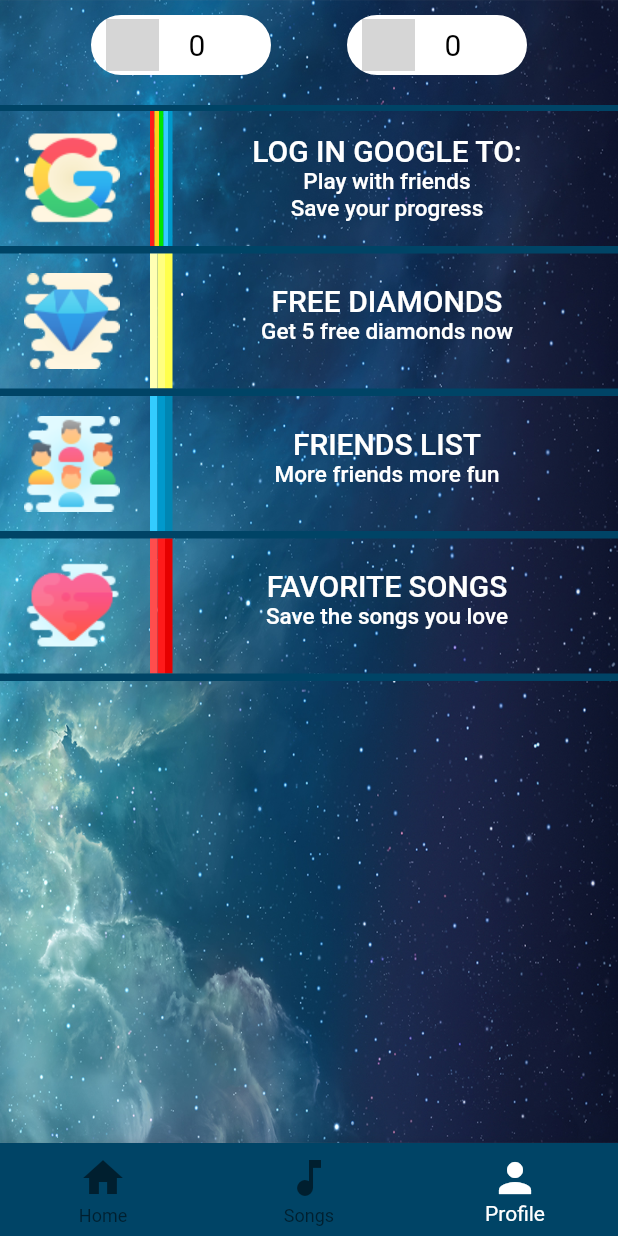
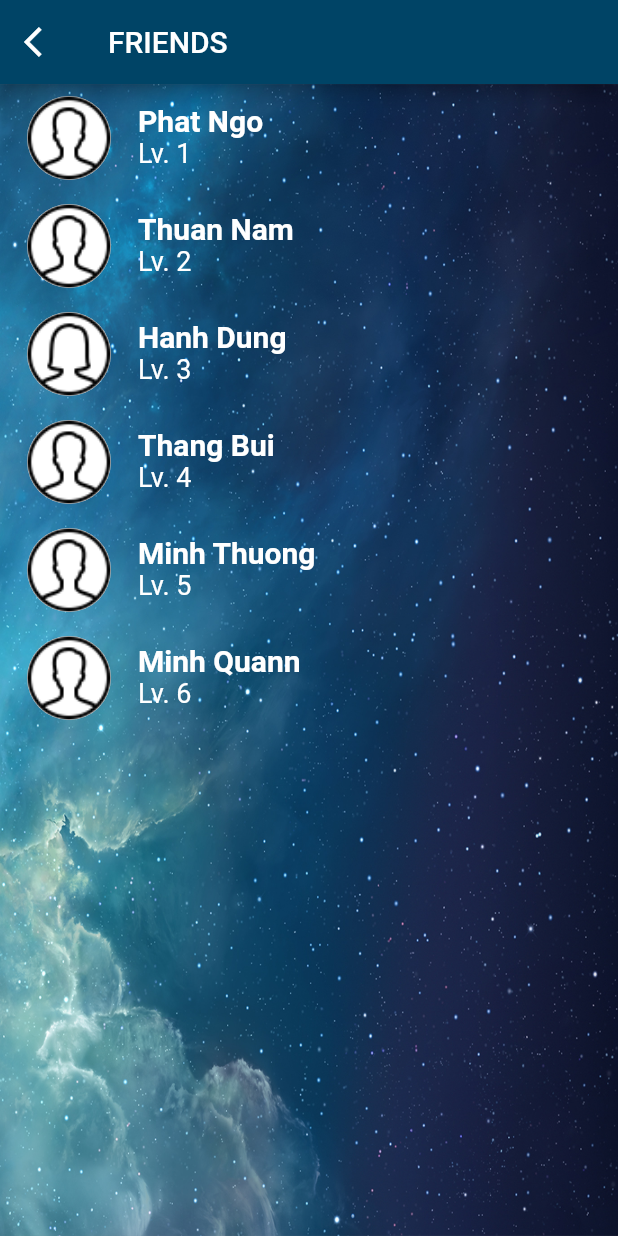
Before and after one commit to ngovanphat/QLDAPM-Project-PianoTile, a Flutter app: the screen it shows after launch, item 3 of the bottom bar chosen, after a tap on "FRIENDS LIST", on a phone screen of 412 x 824 dp. Run offline on Flutter 3.47's test engine with Material 2 defaults, Android fonts, the phone set to English and light mode, and no system bars; our stand-ins replace audioplayers, firebase_auth, firebase_core, firebase_storage, google_sign_in, like_button and 1 more; missing offline and left inert: flutter_midi, marquee_flutter, permissions_plugin; accounts and stored records are empty; project files that could hold a hidden picture were left out; grey boxes are pictures that could not be loaded.

Commit message:
Display and navigate to friends list

```diff
--- /dev/null
+++ b/lib/model/friend.dart
@@ -0,0 +1,35 @@
+class Friend {
+  String name;
+  String level;
+  String avatar;
+
+  Friend(name, level, avatar) {
+    this.name = name;
+    this.level = level;
+    this.avatar = avatar;
+  }
+
+  String getName() {
+    return this.name;
+  }
+
+  void setName(String name) {
+    this.name = name;
+  }
+
+  String getLevel() {
+    return this.level;
+  }
+
+  void setLevel(String level) {
+    this.level = level;
+  }
+
+  String getAvatar() {
+    return this.avatar;
+  }
+
+  void setAvatar(String avatar) {
+    this.avatar = avatar;
+  }
+}
--- /dev/null
+++ b/lib/views/friends_list.dart
@@ -0,0 +1,109 @@
+import 'package:flutter/cupertino.dart';
+import 'package:flutter/material.dart';
+import 'package:piano_tile/model/friend.dart';
+
+class FriendsList extends StatefulWidget {
+  @override
+  _FriendsListState createState() => _FriendsListState();
+}
+
+class _FriendsListState extends State<FriendsList> {
+  List<Friend> _friends = loadFriend();
+
+  Widget _buildFriendListTile(BuildContext context, int index) {
+    var friend = _friends[index];
+    return new ListTile(
+      leading: new Hero(
+        tag: index,
+        child: new CircleAvatar(
+          radius: 30,
+          backgroundColor: Colors.white,
+          backgroundImage: new AssetImage(friend.avatar),
+        ),
+      ),
+      title: new Text(
+        friend.name,
+        style: TextStyle(
+          fontWeight: FontWeight.bold,
+          color: Colors.white,
+          fontSize: 20,
+        ),
+      ),
+      subtitle: new Text(
+        'Lv. ' + friend.level,
+        style: TextStyle(
+          color: Colors.white,
+          fontSize: 18,
+        ),
+      ),
+    );
+  }
+
+  @override
+  Widget build(BuildContext context) {
+    Widget content;
+
+    if (_friends.isEmpty) {
+      content = new Center(
+        child: new CircularProgressIndicator(),
+      );
+    } else {
+      content = new ListView.builder(
+        itemCount: _friends.length,
+        itemBuilder: _buildFriendListTile,
+      );
+    }
+
+    return new Scaffold(
+      backgroundColor: const Color(0xff004466),
+      appBar: new AppBar(
+        leading: IconButton(
+          icon: Icon(Icons.arrow_back_ios, color: Colors.white),
+          onPressed: () => Navigator.of(context).pop(),
+        ),
+        backgroundColor: const Color(0xff004466),
+        title: new Text('FRIENDS'),
+      ),
+      body: SafeArea(
+        child: Container(
+          height: double.infinity,
+          width: double.infinity,
+          child: Stack(
+            fit: StackFit.passthrough,
+            children: <Widget>[
+              Image.asset('assets/images/background.jpg', fit: BoxFit.cover),
+              content,
+            ],
+          ),
+        ),
+      ),
+    );
+  }
+}
+
+List loadFriend() {
+  final names = [
+    'Phat Ngo',
+    'Thuan Nam',
+    'Hanh Dung',
+    'Thang Bui',
+    'Minh Thuong',
+    'Minh Quann'
+  ];
+  final levels = ['1', '2', '3', '4', '5', '6'];
+  final avatars = [
+    'assets/images/male.png',
+    'assets/images/male.png',
+    'assets/images/female.png',
+    'assets/images/male.png',
+    'assets/images/male.png',
+    'assets/images/male.png',
+  ];
+
+  final List<Friend> friendList = [];
+  for (var i = 0; i < names.length; i++) {
+    friendList.add(new Friend(names[i], levels[i], avatars[i]));
+  }
+
+  return friendList;
+}
--- a/lib/views/home.dart
+++ b/lib/views/home.dart
@@ -20,6 +20,12 @@ class _HomeState extends State<Home> with SingleTickerProviderStateMixin {
     _animationController =
         new AnimationController(vsync: this, duration: Duration(seconds: 1))
           ..repeat();
+  }
+
+  @override
+  dispose() {
+   _animationController.dispose(); // you need this
+    super.dispose();
   }
 
   @override
--- a/lib/views/profile.dart
+++ b/lib/views/profile.dart
@@ -1,8 +1,10 @@
 import 'package:flutter/cupertino.dart';
 import 'package:flutter/material.dart';
+import 'package:piano_tile/model/friend.dart';
 import 'package:piano_tile/model/widget.dart';
 import 'package:firebase_auth/firebase_auth.dart';
 import 'package:google_sign_in/google_sign_in.dart';
+import 'package:piano_tile/views/friends_list.dart';
 
 import 'home.dart';
 
@@ -129,7 +131,9 @@ class _ProfileState extends State<Profile> {
                       width: double.infinity,
                       height: 90,
                       child: FlatButton(
-                        onPressed: () {},
+                        onPressed: () {
+
+                        },
                         child: Row(
                           children: [
                             Image.asset('assets/images/diamond.png',
@@ -190,7 +194,12 @@ class _ProfileState extends State<Profile> {
                       width: double.infinity,
                       height: 90,
                       child: FlatButton(
-                        onPressed: () {},
+                        onPressed: () {
+                          Navigator.push(
+                              context,
+                              MaterialPageRoute(
+                                  builder: (context) => FriendsList()));
+                        },
                         child: Row(
                           children: [
                             Image.asset('assets/images/friends.png',
```
Also changed, not shown: assets/images/female.png (added), assets/images/male.png (added).
